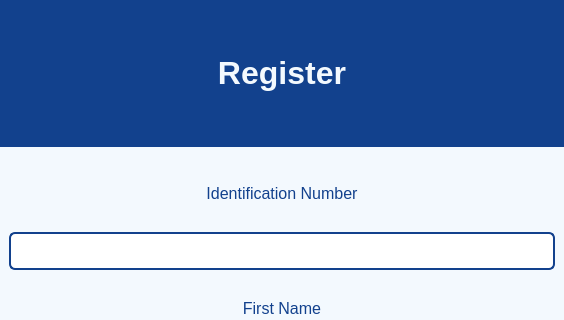
Qt form ui/TeamLeadersRegister.ui (Dimalko/telo2) before a commit; both pictures show x 0 to 564 and y 0 to 320 of the 564 by 812 pixel window.
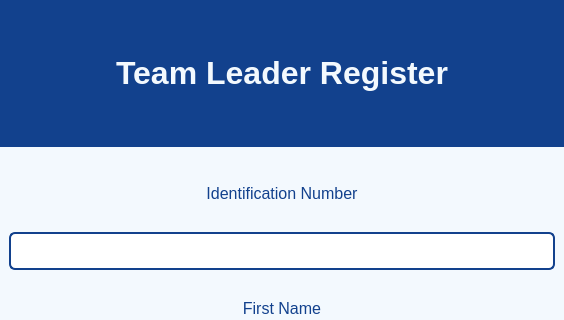
The same form after that commit.

```diff
--- a/ui/TeamLeadersRegister.ui
+++ b/ui/TeamLeadersRegister.ui
@@ -87,7 +87,7 @@
           <string notr="true">color: rgb(243, 249, 254);</string>
          </property>
          <property name="text">
-          <string>&lt;html&gt;&lt;head/&gt;&lt;body&gt;&lt;p align=&quot;center&quot;&gt;&lt;span style=&quot; font-size:24pt; font-weight:600;&quot;&gt;Register&lt;/span&gt;&lt;/p&gt;&lt;/body&gt;&lt;/html&gt;</string>
+          <string>&lt;html&gt;&lt;head/&gt;&lt;body&gt;&lt;p align=&quot;center&quot;&gt;&lt;span style=&quot; font-size:24pt; font-weight:600;&quot;&gt;Team Leader Register&lt;/span&gt;&lt;/p&gt;&lt;/body&gt;&lt;/html&gt;</string>
          </property>
         </widget>
        </item>
```
